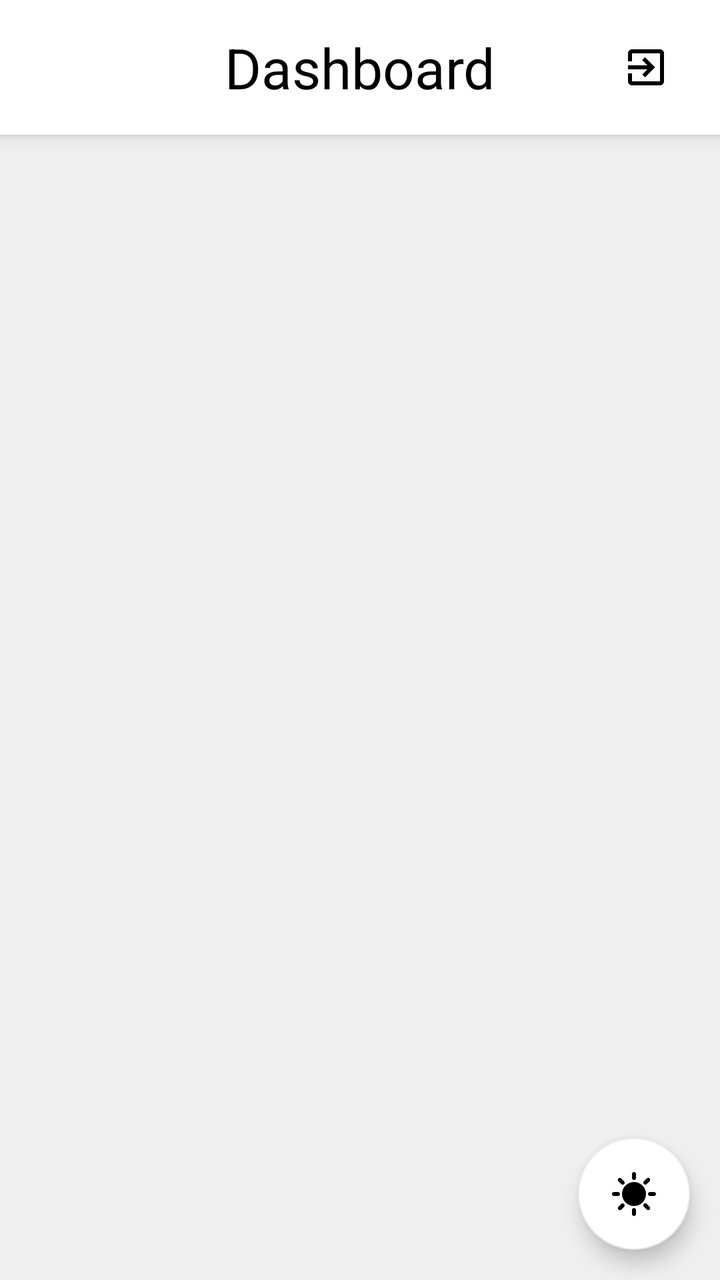
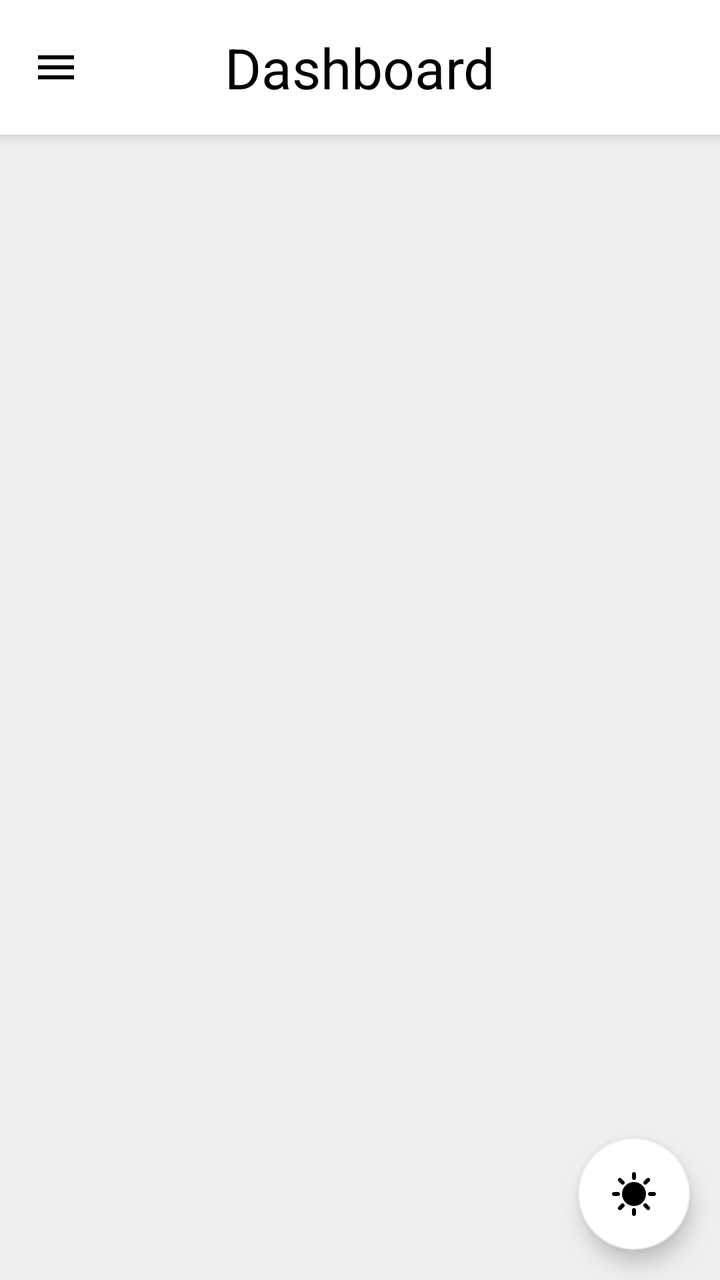

Compare the two renders of this Android layout. The source of the first and the diff that turns it into the second are given below.
<!-- AndroidManifest.xml: application theme ThemeLight -->
<!-- res/layout/fragment_dashboard.xml -->
<?xml version="1.0" encoding="utf-8"?>
<layout xmlns:android="http://schemas.android.com/apk/res/android"
    xmlns:app="http://schemas.android.com/apk/res-auto">

    <data />

    <androidx.constraintlayout.widget.ConstraintLayout
        xmlns:tools="http://schemas.android.com/tools"
        android:layout_width="match_parent"
        android:layout_height="match_parent"
        android:background="?colorSecondary"
        tools:context=".views.DashboardActivity">

        <com.google.android.material.appbar.MaterialToolbar
            android:id="@+id/toolbar"
            android:elevation="5dp"
            android:layout_width="match_parent"
            android:layout_height="wrap_content"
            android:background="?attr/colorPrimary"
            android:padding="15dp"
            app:layout_constraintEnd_toEndOf="parent"
            app:layout_constraintStart_toStartOf="parent"
            app:layout_constraintTop_toTopOf="parent">

            <TextView
                android:layout_width="wrap_content"
                android:layout_height="wrap_content"
                android:layout_gravity="center"
                android:text="Dashboard"
                android:textSize="28sp"
                android:textColor="?attr/colorOnPrimary" />

            <ImageButton
                android:id="@+id/logoutButton"
                android:layout_width="wrap_content"
                android:layout_height="wrap_content"
                android:layout_gravity="end"
                android:layout_marginEnd="10dp"
                android:contentDescription="Botón para cerrar la sesión del usuario"
                android:background="?attr/selectableItemBackground"
                android:src="@drawable/icon_logout"
                app:tint="?attr/colorOnPrimary" />
        </com.google.android.material.appbar.MaterialToolbar>

        <androidx.core.widget.NestedScrollView
            android:layout_width="match_parent"
            android:layout_height="wrap_content"
            app:layout_constraintTop_toBottomOf="@id/toolbar">

            <LinearLayout
                android:layout_width="match_parent"
                android:layout_height="wrap_content"
                android:gravity="center"
                android:orientation="vertical">

                <androidx.recyclerview.widget.RecyclerView
                    android:id="@+id/recyclerViewLocations"
                    android:layout_width="match_parent"
                    android:layout_height="wrap_content"
                    android:contentDescription="Vista de los items de la base de datos"
                    android:overScrollMode="never" />

                
                <View
                    android:layout_width="match_parent"
                    android:layout_height="100dp" />
            </LinearLayout>
        </androidx.core.widget.NestedScrollView>

        <com.google.android.material.floatingactionbutton.FloatingActionButton
            android:id="@+id/changeThemeButton"
            android:layout_width="wrap_content"
            android:layout_height="wrap_content"
            android:layout_margin="15dp"
            android:src="@drawable/icon_light_mode"
            android:backgroundTint="?attr/colorPrimary"
            app:tint="?colorOnPrimary"
            app:layout_constraintBottom_toBottomOf="parent"
            app:layout_constraintEnd_toEndOf="parent" />

    </androidx.constraintlayout.widget.ConstraintLayout>
</layout>
<!-- resources referenced by this layout -->
<resources>
  <!-- drawable icon_light_mode (drawable) -->
  <vector xmlns:android="http://schemas.android.com/apk/res/android" android:height="24dp" android:tint="#000000" android:viewportHeight="24" android:viewportWidth="24" android:width="24dp">
        
      <path android:fillColor="@android:color/white" android:pathData="M11,4V2c0,-0.55 0.45,-1 1,-1s1,0.45 1,1v2c0,0.55 -0.45,1 -1,1S11,4.55 11,4zM18.36,7.05l1.41,-1.42c0.39,-0.39 0.39,-1.02 0,-1.41c-0.39,-0.39 -1.02,-0.39 -1.41,0l-1.41,1.42c-0.39,0.39 -0.39,1.02 0,1.41C17.34,7.44 17.97,7.44 18.36,7.05zM22,11h-2c-0.55,0 -1,0.45 -1,1s0.45,1 1,1h2c0.55,0 1,-0.45 1,-1S22.55,11 22,11zM12,19c-0.55,0 -1,0.45 -1,1v2c0,0.55 0.45,1 1,1s1,-0.45 1,-1v-2C13,19.45 12.55,19 12,19zM5.64,7.05L4.22,5.64c-0.39,-0.39 -0.39,-1.03 0,-1.41s1.03,-0.39 1.41,0l1.41,1.41c0.39,0.39 0.39,1.03 0,1.41S6.02,7.44 5.64,7.05zM16.95,16.95c-0.39,0.39 -0.39,1.03 0,1.41l1.41,1.41c0.39,0.39 1.03,0.39 1.41,0c0.39,-0.39 0.39,-1.03 0,-1.41l-1.41,-1.41C17.98,16.56 17.34,16.56 16.95,16.95zM2,13h2c0.55,0 1,-0.45 1,-1s-0.45,-1 -1,-1H2c-0.55,0 -1,0.45 -1,1S1.45,13 2,13zM5.64,19.78l1.41,-1.41c0.39,-0.39 0.39,-1.03 0,-1.41s-1.03,-0.39 -1.41,0l-1.41,1.41c-0.39,0.39 -0.39,1.03 0,1.41C4.61,20.17 5.25,20.17 5.64,19.78zM12,6c-3.31,0 -6,2.69 -6,6s2.69,6 6,6s6,-2.69 6,-6S15.31,6 12,6z"/>
      
  </vector>
  <!-- drawable icon_logout (drawable) -->
  <vector xmlns:android="http://schemas.android.com/apk/res/android" android:autoMirrored="true" android:height="24dp" android:tint="#000000" android:viewportHeight="24" android:viewportWidth="24" android:width="24dp">
        
      <path android:fillColor="@android:color/white" android:pathData="M10.09,15.59L11.5,17l5,-5 -5,-5 -1.41,1.41L12.67,11H3v2h9.67l-2.58,2.59zM19,3H5c-1.11,0 -2,0.9 -2,2v4h2V5h14v14H5v-4H3v4c0,1.1 0.89,2 2,2h14c1.1,0 2,-0.9 2,-2V5c0,-1.1 -0.9,-2 -2,-2z"/>
      
  </vector>
  <style name="ThemeLight" parent="Theme.MaterialComponents.Light.NoActionBar">
          <item name="colorPrimary">#FFFFFF</item>
          <item name="colorOnPrimary">#000000</item>
          <item name="colorSecondary">#EFEFEF</item>
      </style>
</resources>

<!-- the commit's change to res/layout/fragment_dashboard.xml (unified diff, before → after) -->
@@ -5,11 +5,9 @@
     <data />
 
     <androidx.constraintlayout.widget.ConstraintLayout
-        xmlns:tools="http://schemas.android.com/tools"
         android:layout_width="match_parent"
         android:layout_height="match_parent"
-        android:background="?colorSecondary"
-        tools:context=".views.DashboardActivity">
+        android:background="?colorSecondary">
 
         <com.google.android.material.appbar.MaterialToolbar
             android:id="@+id/toolbar"
@@ -31,14 +29,14 @@
                 android:textColor="?attr/colorOnPrimary" />
 
             <ImageButton
-                android:id="@+id/logoutButton"
+                android:id="@+id/menu"
                 android:layout_width="wrap_content"
                 android:layout_height="wrap_content"
-                android:layout_gravity="end"
+                android:layout_gravity="start"
                 android:layout_marginEnd="10dp"
                 android:contentDescription="Botón para cerrar la sesión del usuario"
                 android:background="?attr/selectableItemBackground"
-                android:src="@drawable/icon_logout"
+                android:src="@drawable/icon_menu_drawer"
                 app:tint="?attr/colorOnPrimary" />
         </com.google.android.material.appbar.MaterialToolbar>
 
<!-- resource entries referenced after the edit -->
@@ -6,10 +6,10 @@
       <path android:fillColor="@android:color/white" android:pathData="M11,4V2c0,-0.55 0.45,-1 1,-1s1,0.45 1,1v2c0,0.55 -0.45,1 -1,1S11,4.55 11,4zM18.36,7.05l1.41,-1.42c0.39,-0.39 0.39,-1.02 0,-1.41c-0.39,-0.39 -1.02,-0.39 -1.41,0l-1.41,1.42c-0.39,0.39 -0.39,1.02 0,1.41C17.34,7.44 17.97,7.44 18.36,7.05zM22,11h-2c-0.55,0 -1,0.45 -1,1s0.45,1 1,1h2c0.55,0 1,-0.45 1,-1S22.55,11 22,11zM12,19c-0.55,0 -1,0.45 -1,1v2c0,0.55 0.45,1 1,1s1,-0.45 1,-1v-2C13,19.45 12.55,19 12,19zM5.64,7.05L4.22,5.64c-0.39,-0.39 -0.39,-1.03 0,-1.41s1.03,-0.39 1.41,0l1.41,1.41c0.39,0.39 0.39,1.03 0,1.41S6.02,7.44 5.64,7.05zM16.95,16.95c-0.39,0.39 -0.39,1.03 0,1.41l1.41,1.41c0.39,0.39 1.03,0.39 1.41,0c0.39,-0.39 0.39,-1.03 0,-1.41l-1.41,-1.41C17.98,16.56 17.34,16.56 16.95,16.95zM2,13h2c0.55,0 1,-0.45 1,-1s-0.45,-1 -1,-1H2c-0.55,0 -1,0.45 -1,1S1.45,13 2,13zM5.64,19.78l1.41,-1.41c0.39,-0.39 0.39,-1.03 0,-1.41s-1.03,-0.39 -1.41,0l-1.41,1.41c-0.39,0.39 -0.39,1.03 0,1.41C4.61,20.17 5.25,20.17 5.64,19.78zM12,6c-3.31,0 -6,2.69 -6,6s2.69,6 6,6s6,-2.69 6,-6S15.31,6 12,6z"/>
       
   </vector>
-  <!-- drawable icon_logout (drawable) -->
-  <vector xmlns:android="http://schemas.android.com/apk/res/android" android:autoMirrored="true" android:height="24dp" android:tint="#000000" android:viewportHeight="24" android:viewportWidth="24" android:width="24dp">
+  <!-- drawable icon_menu_drawer (drawable) -->
+  <vector xmlns:android="http://schemas.android.com/apk/res/android" android:height="24dp" android:tint="#000000" android:viewportHeight="24" android:viewportWidth="24" android:width="24dp">
         
-      <path android:fillColor="@android:color/white" android:pathData="M10.09,15.59L11.5,17l5,-5 -5,-5 -1.41,1.41L12.67,11H3v2h9.67l-2.58,2.59zM19,3H5c-1.11,0 -2,0.9 -2,2v4h2V5h14v14H5v-4H3v4c0,1.1 0.89,2 2,2h14c1.1,0 2,-0.9 2,-2V5c0,-1.1 -0.9,-2 -2,-2z"/>
+      <path android:fillColor="@android:color/white" android:pathData="M3,18h18v-2L3,16v2zM3,13h18v-2L3,11v2zM3,6v2h18L21,6L3,6z"/>
       
   </vector>
   <style name="ThemeLight" parent="Theme.MaterialComponents.Light.NoActionBar">
